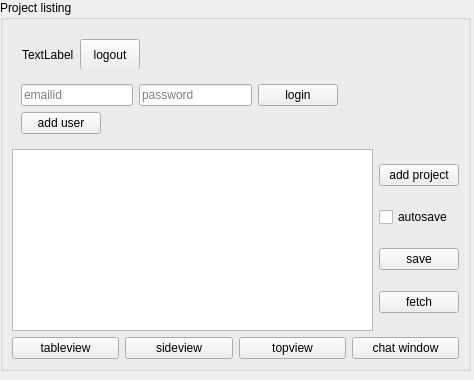
Qt form mslib/msui/ui/ui_mscolab_window.ui (Open-MSS/MSS) before a commit.
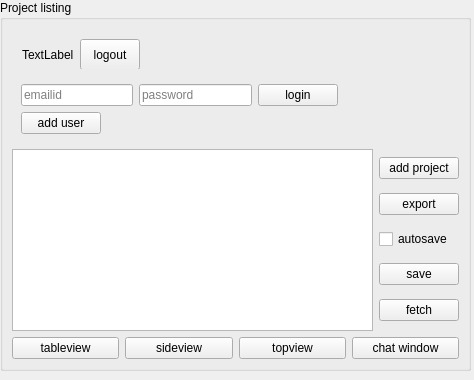
The same form after that commit.

Commit message: add import/export feature

Patch:
```diff
--- a/mslib/msui/ui/ui_mscolab_window.ui
+++ b/mslib/msui/ui/ui_mscolab_window.ui
@@ -221,6 +221,13 @@
                  </property>
                 </widget>
                </item>
+               <item>
+                <widget class="QPushButton" name="export_2">
+                 <property name="text">
+                  <string>export</string>
+                 </property>
+                </widget>
+               </item>
                <item>
                 <widget class="QCheckBox" name="autoSave">
                  <property name="text">
```
The commit also changes 6 other files.
